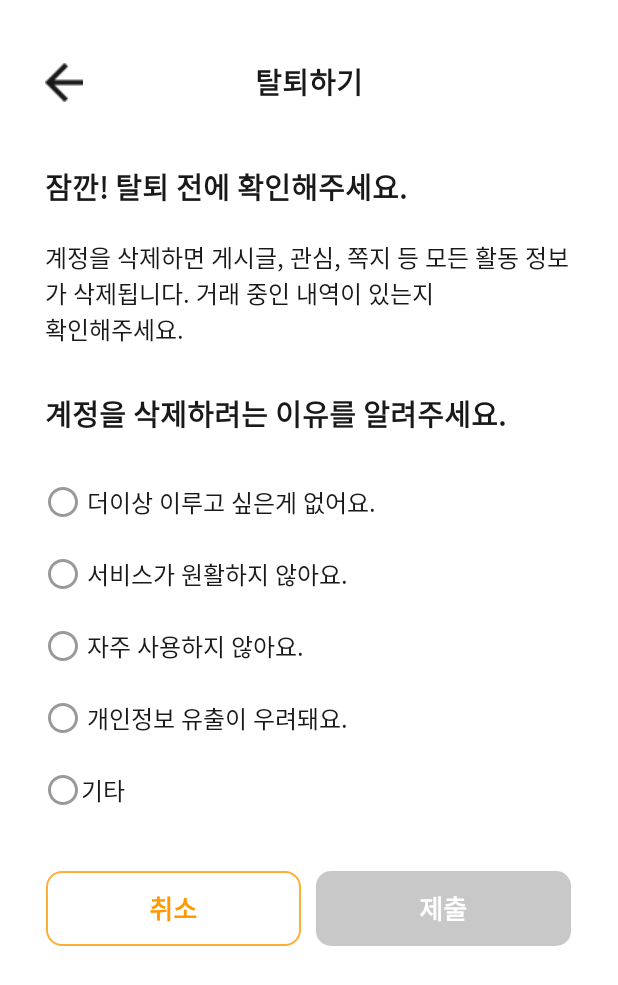
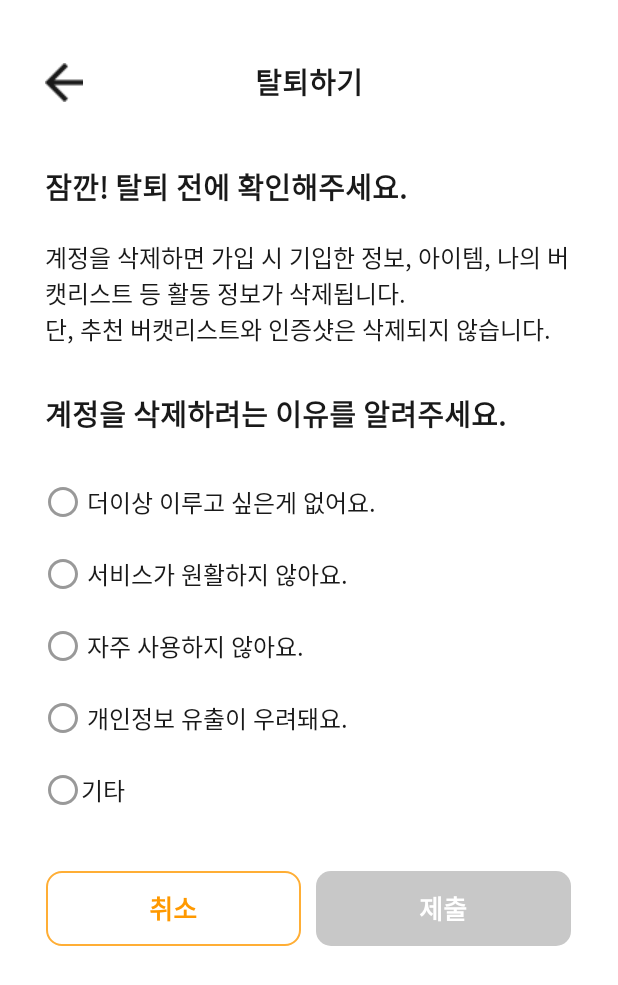
Before and after one commit to kmu-cat/2022-, an Android app: the DeleteAccount1 screen opened directly, with no data from a screen before it, on a phone screen of 412 x 824 dp. Shown: the top 985 px of the screen. Run offline under Robolectric (Android 15) with nearby library versions, the phone set to English and light mode, and no system bars.

Commit message:
[Develop] feat. 탈퇴 안내 문구 수정

```diff
--- a/app/src/main/res/layout/activity_delete_account1.xml
+++ b/app/src/main/res/layout/activity_delete_account1.xml
@@ -50,7 +50,7 @@
             android:textSize="16dp"
             android:layout_marginBottom="30dp"
             android:textColor="@color/black"
-            android:text="계정을 삭제하면 게시글, 관심, 쪽지 등 모든 활동 정보가 삭제됩니다. 거래 중인 내역이 있는지\n확인해주세요." />
+            android:text="계정을 삭제하면 가입 시 기입한 정보, 아이템, 나의 버캣리스트 등 활동 정보가 삭제됩니다.\n단, 추천 버캣리스트와 인증샷은 삭제되지 않습니다." />
 
         <TextView
             android:id="@+id/deleteAccount_question"
```
